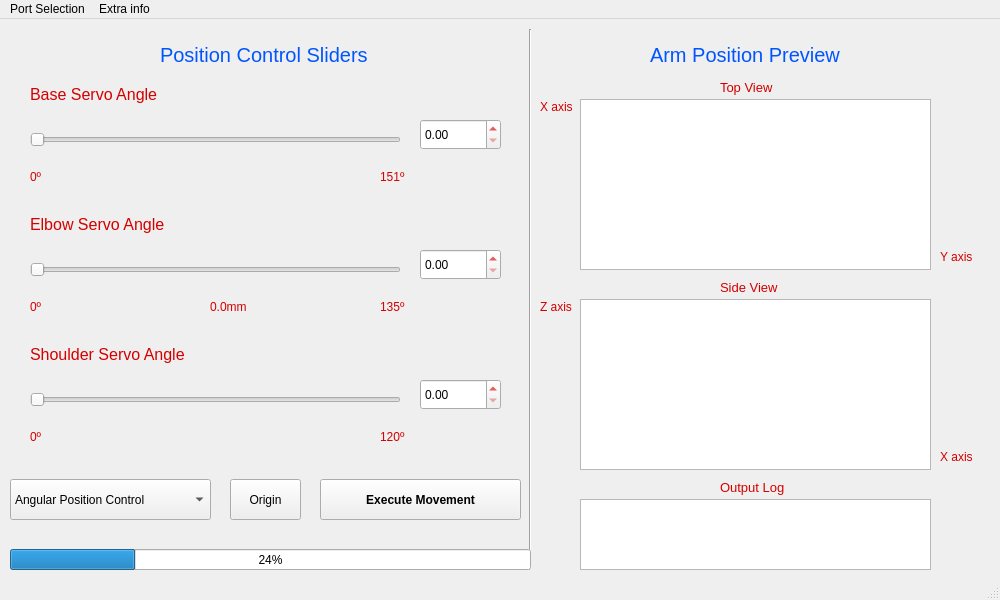
This is pArm/GUI/InProgressGUI.ui in pArm-TFG/pArm-S1 as Qt 5 draws it before an edit. The edited form follows.
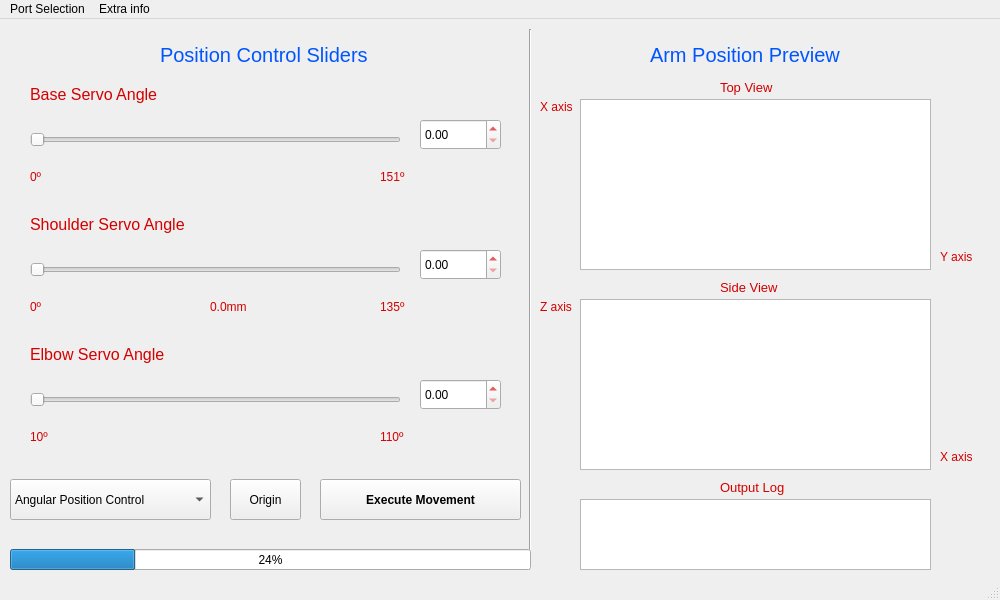
This is the edited form. Custom widgets are drawn as their Qt base class.

Commit message: Added initial position & joint angles reworked

```diff
--- a/pArm/GUI/InProgressGUI.ui
+++ b/pArm/GUI/InProgressGUI.ui
@@ -318,7 +318,7 @@
      </font>
     </property>
     <property name="text">
-     <string>Elbow Servo Angle</string>
+     <string>Shoulder Servo Angle</string>
     </property>
    </widget>
    <widget class="QLabel" name="SliderLabel3">
@@ -336,7 +336,7 @@
      </font>
     </property>
     <property name="text">
-     <string>Shoulder Servo Angle</string>
+     <string>Elbow Servo Angle</string>
     </property>
    </widget>
    <widget class="QProgressBar" name="ProgressBar">
@@ -447,7 +447,7 @@
      </rect>
     </property>
     <property name="text">
-     <string>0º</string>
+     <string>10º</string>
     </property>
    </widget>
    <widget class="QLabel" name="RightLabelSlider3">
@@ -460,7 +460,7 @@
      </rect>
     </property>
     <property name="text">
-     <string>120º</string>
+     <string>110º</string>
     </property>
    </widget>
    <widget class="QLabel" name="MidLabelSlider2">
```
The commit also changes 1 other file.
